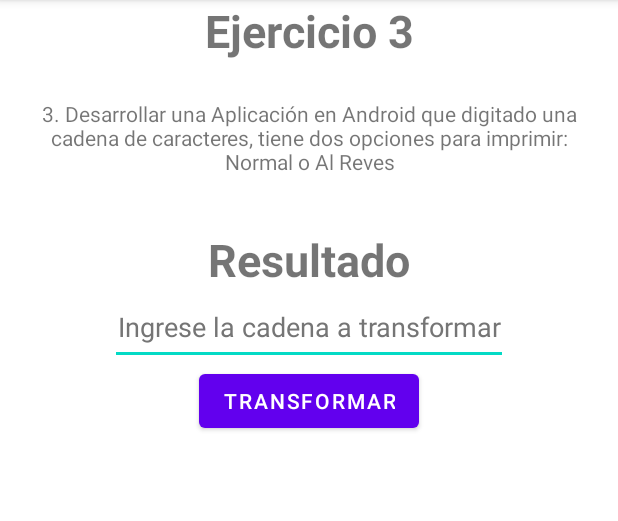
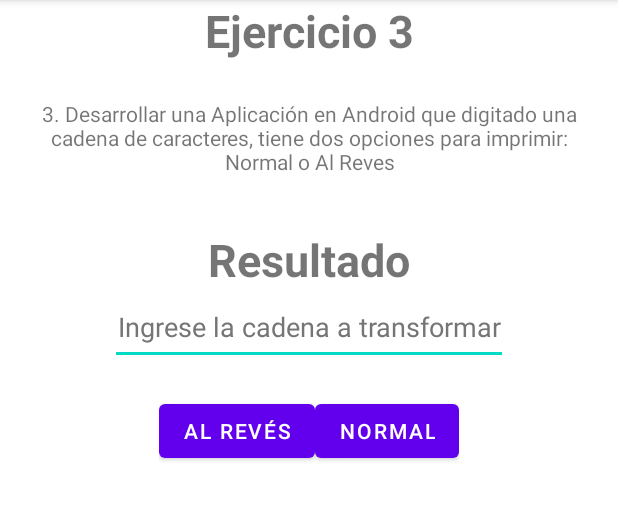
Before and after one commit to RobertoAnguloDeveloper/AppU2, an Android app: the fragment Ej3Fragment shown on its own in the app's theme, on a phone screen of 412 x 824 dp, the part 84-605 px from its top. Run offline under Robolectric (Android 15) with nearby library versions, the phone set to English and light mode, and no system bars.

Commit message:
Ej3 Done

```diff
--- a/app/src/main/java/com/udc/aau2/ejercicios/Ej3.java
+++ b/app/src/main/java/com/udc/aau2/ejercicios/Ej3.java
@@ -1,4 +1,5 @@
 package com.udc.aau2.ejercicios;
 
 public class Ej3 {
+
 }
--- a/app/src/main/java/com/udc/aau2/ui/fragments/Ej3Fragment.java
+++ b/app/src/main/java/com/udc/aau2/ui/fragments/Ej3Fragment.java
@@ -20,7 +20,7 @@ import com.udc.aau2.ejercicios.Ej3;
  * create an instance of this fragment.
  */
 public class Ej3Fragment extends Fragment {
-    Button btnCalcular;
+    Button btnNormal, btnAlreves;
     EditText cadena;
     TextView resultado;
     Ej3 ej3;
@@ -71,7 +71,26 @@ public class Ej3Fragment extends Fragment {
         // Inflate the layout for this fragment
         View view = inflater.inflate(R.layout.fragment_ej3, container, false);
 
+        cadena = view.findViewById(R.id.cadenaEj3);
+        resultado = view.findViewById(R.id.resultadoEj3);
+        btnNormal = view.findViewById(R.id.btnCadenaNormal);
+        btnAlreves = view.findViewById(R.id.btnCadenaReves);
 
+        btnNormal.setOnClickListener(new View.OnClickListener() {
+            @Override
+            public void onClick(View view) {
+                resultado.setText(cadena.getText());
+            }
+        });
+
+        btnAlreves.setOnClickListener(new View.OnClickListener() {
+            @Override
+            public void onClick(View view) {
+                String string = String.valueOf(cadena.getText());
+                StringBuffer stringBuffer = new StringBuffer(string);
+                resultado.setText(stringBuffer.reverse());
+            }
+        });
         return view;
     }
 }
--- a/app/src/main/res/layout/activity_main.xml
+++ b/app/src/main/res/layout/activity_main.xml
@@ -78,7 +78,8 @@
                     android:layout_width="wrap_content"
                     android:layout_height="wrap_content"
                     android:text="@string/btnEj3"
-                    android:layout_margin="10dp" />
+                    android:layout_margin="10dp"
+                    android:onClick="onClick"/>
 
                 <Button
                     android:id="@+id/btnEj4"
--- a/app/src/main/res/layout/fragment_ej3.xml
+++ b/app/src/main/res/layout/fragment_ej3.xml
@@ -8,7 +8,6 @@
     <LinearLayout
         android:layout_width="match_parent"
         android:layout_height="wrap_content"
-
         android:orientation="vertical">
 
         <TextView
@@ -40,7 +39,7 @@
             android:textStyle="bold" />
 
         <EditText
-            android:id="@+id/cadena"
+            android:id="@+id/cadenaEj3"
             android:layout_width="265dp"
             android:layout_height="wrap_content"
             android:layout_gravity="center_horizontal"
@@ -53,12 +52,28 @@
             android:minHeight="48dp"
             android:textColorHint="#757575" />
 
-        <Button
-            android:id="@+id/btnCalcular"
+
+        <LinearLayout
             android:layout_width="wrap_content"
             android:layout_height="wrap_content"
             android:layout_gravity="center_horizontal"
-            android:text="@string/btnTransformar" />
+            android:orientation="horizontal"
+            android:layout_marginTop="20dp">
+
+            <Button
+                android:id="@+id/btnCadenaReves"
+                android:layout_width="wrap_content"
+                android:layout_height="wrap_content"
+                android:layout_gravity="center_horizontal"
+                android:text="@string/btnAlreves" />
+
+            <Button
+                android:id="@+id/btnCadenaNormal"
+                android:layout_width="wrap_content"
+                android:layout_height="wrap_content"
+                android:layout_gravity="center_horizontal"
+                android:text="@string/btnNormal" />
+        </LinearLayout>
 
     </LinearLayout>
 
--- a/app/src/main/res/values/strings.xml
+++ b/app/src/main/res/values/strings.xml
@@ -21,5 +21,6 @@
     <string name="ej3Description">3. Desarrollar una Aplicación en Android que digitado una cadena de caracteres, tiene dos
 opciones para imprimir: Normal o Al Reves</string>
     <string name="fragEj3_input_placeholder">Ingrese la cadena a transformar</string>
-    <string name="btnTransformar">Transformar</string>
+    <string name="btnNormal">Normal</string>
+    <string name="btnAlreves">Al revés</string>
 </resources>
```
